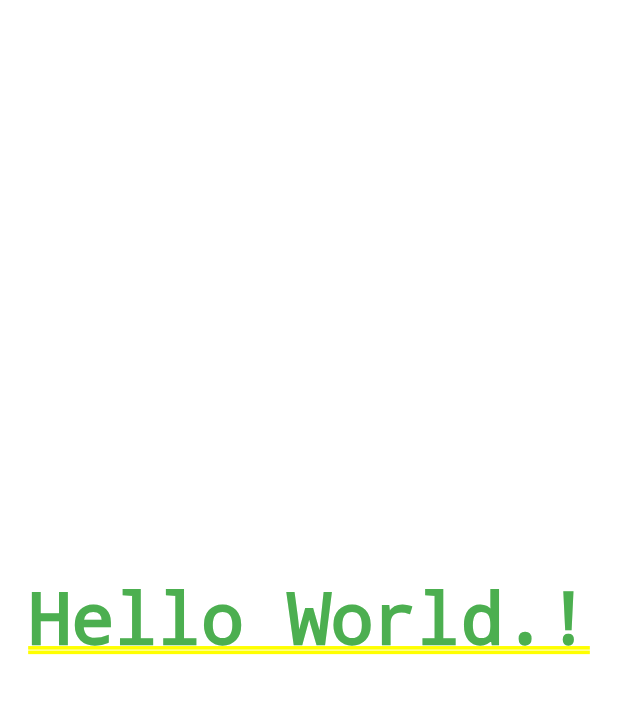
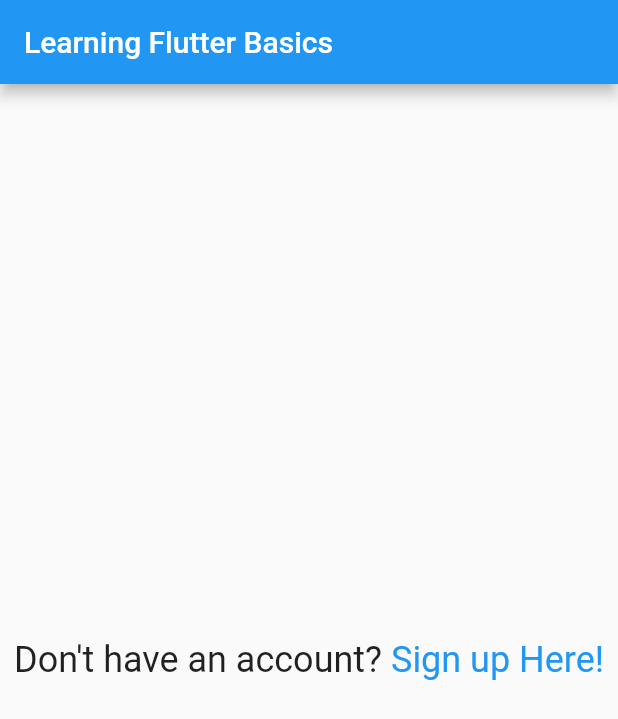
Before and after one commit to abdulwaheed-dev/Flutter-Practice, a Flutter app: the screen it shows after launch, on a phone screen of 412 x 824 dp. Shown: the top 719 px of the screen. Run offline on Flutter 3.47's test engine with Material 2 defaults, Android fonts, the phone set to English and light mode, and no system bars.

Commit message:
richtext-example

```diff
--- a/basics_practice/lib/main.dart
+++ b/basics_practice/lib/main.dart
@@ -28,8 +28,14 @@ class MyHomePage extends StatelessWidget{
 
   @override
   Widget build(BuildContext context) {
-    return const Center(
-      child: Text("Hello World.!", style: TextStyle(color: Colors.green),),
+    return Scaffold(
+      appBar: AppBar(title: const Text("Learning Flutter Basics")),
+      body: const Center(
+      child:Text.rich(TextSpan(children: [
+        TextSpan(text: "Don't have an account?", style: TextStyle(fontSize: 24)),
+        TextSpan(text: " Sign up Here!", style: TextStyle(fontSize: 24, color: Colors.blue))
+      ]))
+    ),
     );
   }
 
```
